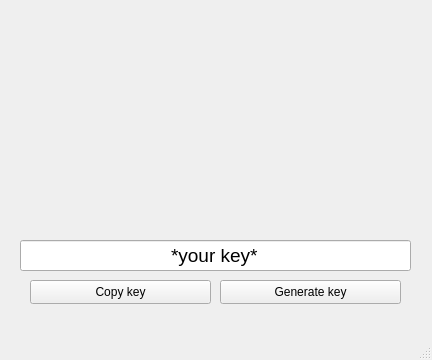
Old version of the form source/mainwindow.ui in the repository logd4n/keygen.
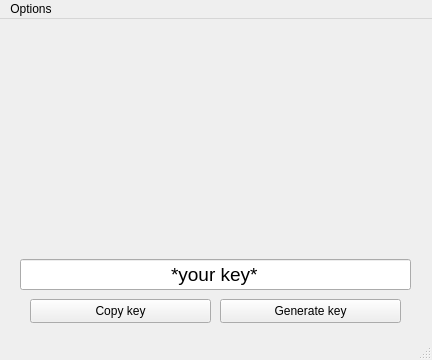
New version of the form. Icons and pictures are not drawn.

Patch:
```diff
--- a/source/mainwindow.ui
+++ b/source/mainwindow.ui
@@ -120,6 +120,13 @@
      <height>21</height>
     </rect>
    </property>
+   <widget class="QMenu" name="menuOptions">
+    <property name="title">
+     <string>Options</string>
+    </property>
+    <addaction name="actionAbout"/>
+   </widget>
+   <addaction name="menuOptions"/>
   </widget>
   <widget class="QStatusBar" name="statusbar"/>
  </widget>
```
Left out of the diff: 5 changed lines with no effect on the pictures.
